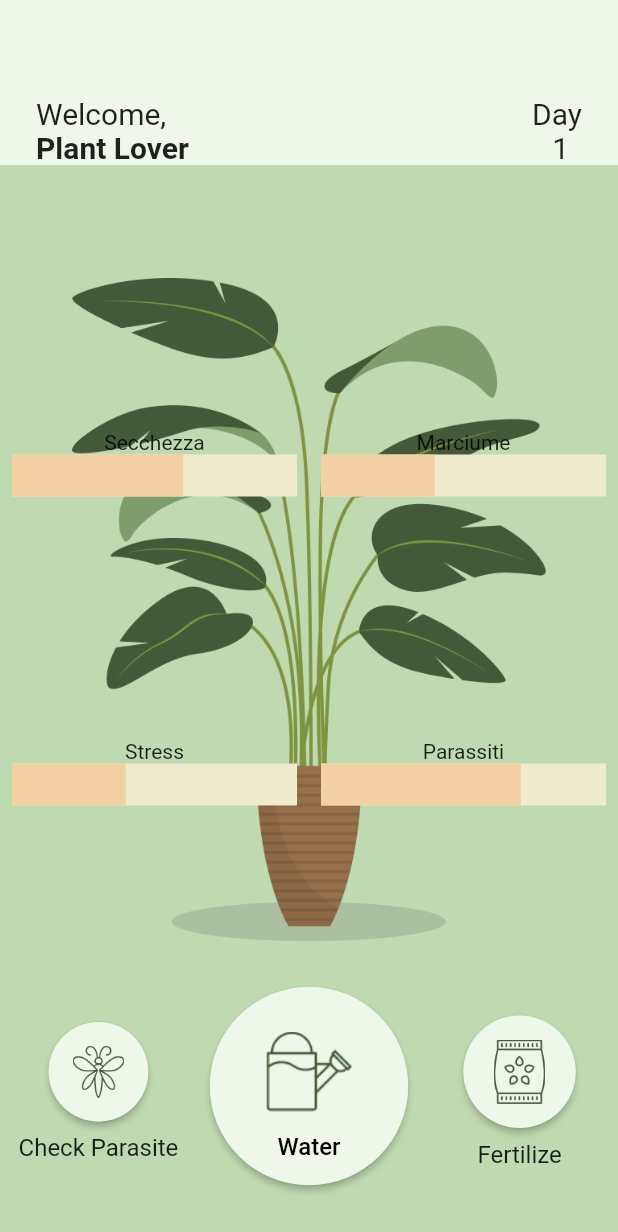
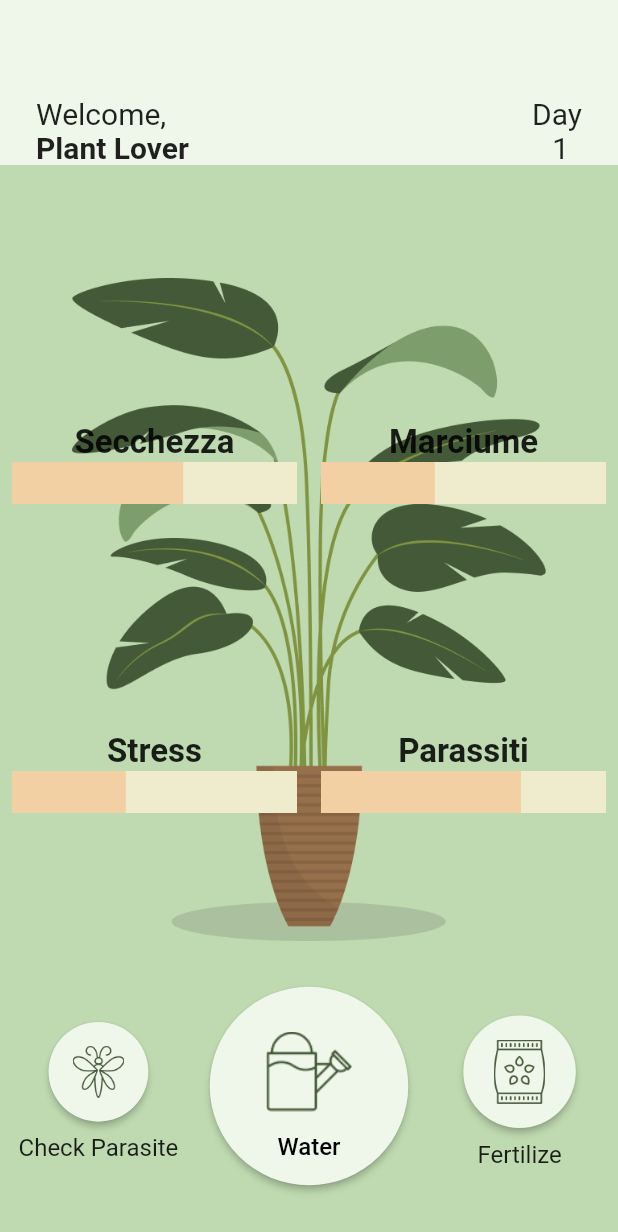
Before and after one commit to BattlefieldNoob/MyBestPlant-flutter, a Flutter app: the screen it shows after launch, on a phone screen of 412 x 824 dp. Shown: the top 1232 px of the screen. Run offline on Flutter 3.47's test engine with Material 2 defaults, Android fonts, the phone set to English and light mode, and no system bars; our stand-ins replace audioplayers, firebase_core, firebase_crashlytics, go_router, google_mobile_ads, in_app_purchase and 1 more; missing offline and left inert: games_services; accounts and stored records are empty.

Commit message:
small fix to progress indicator text size

```diff
--- a/lib/src/play_session/widgets/plant_layer_widget.dart
+++ b/lib/src/play_session/widgets/plant_layer_widget.dart
@@ -91,7 +91,10 @@ class PlantInfoProgressWidget extends StatelessWidget {
           child: Column(
             mainAxisSize: MainAxisSize.min,
             children: [
-              Text(name),
+              Text(
+                name,
+                style: TextStyle(fontSize: 22, fontWeight: FontWeight.bold),
+              ),
               SizedBox(
                 height: 28,
                 child: LinearProgressIndicator(
```
